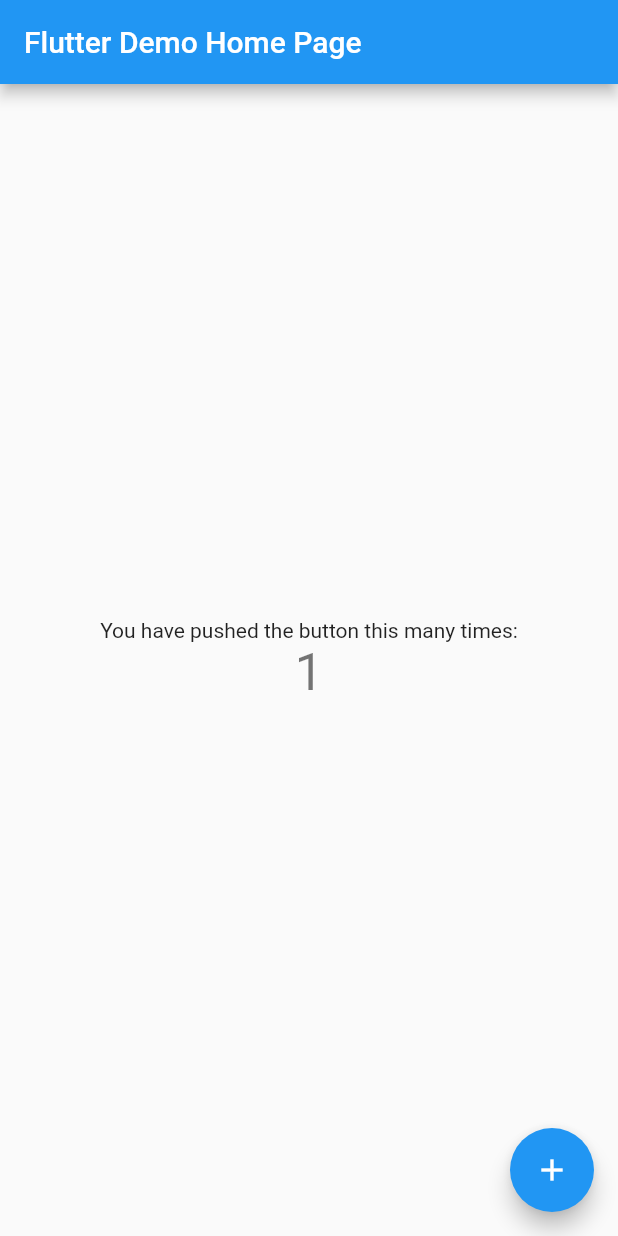
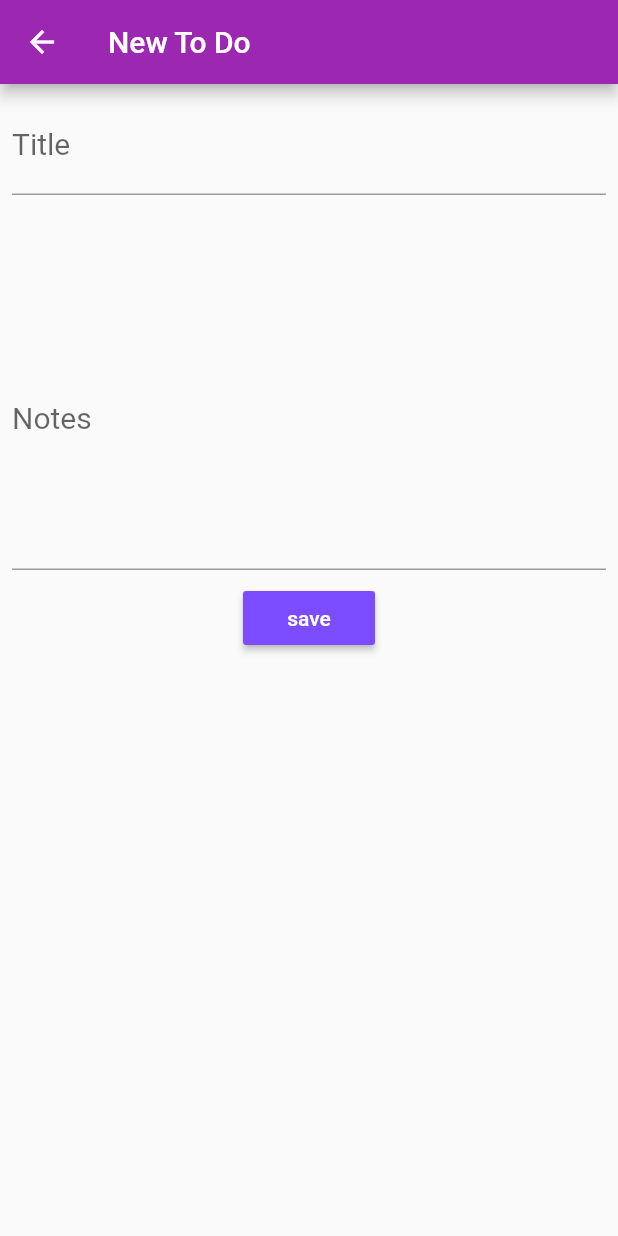
Before and after one commit to MohanDhakal/flutter-ncit-workshop, a Flutter app: the screen it shows after launch, after a tap on the "add" icon, on a phone screen of 412 x 824 dp. Run offline on Flutter 3.47's test engine with Material 2 defaults, Android fonts, the phone set to English and light mode, and no system bars.

```diff
--- a/lib/main.dart
+++ b/lib/main.dart
@@ -1,112 +1,16 @@
 import 'package:flutter/material.dart';
+import 'package:start_app/practice/demo.dart';
+import 'package:start_app/practice/home.dart';
+import 'package:start_app/random/homescreen.dart';
+import 'package:start_app/practice/write_post.dart';
 
-void main() => runApp(MyApp());
-
-class MyApp extends StatelessWidget {
-  // This widget is the root of your application.
-
-  @override
-  Widget build(BuildContext context) {
-    return MaterialApp(
-      title: 'Flutter Demo',
-      theme: ThemeData(
-        // This is the theme of your application.
-        //
-        // Try running your application with "flutter run". You'll see the
-        // application has a blue toolbar. Then, without quitting the app, try
-        // changing the primarySwatch below to Colors.green and then invoke
-        // "hot reload" (press "r" in the console where you ran "flutter run",
-        // or simply save your changes to "hot reload" in a Flutter IDE).
-        // Notice that the counter didn't reset back to zero; the application
-        // is not restarted.
-        primarySwatch: Colors.blue,
-      ),
-      home: MyHomePage(title: 'Flutter Demo Home Page'),
-    );
-  }
-}
-
-class MyHomePage extends StatefulWidget {
-  MyHomePage({Key key, this.title}) : super(key: key);
-
-  // This widget is the home page of your application. It is stateful, meaning
-  // that it has a State object (defined below) that contains fields that affect
-  // how it looks.
-
-  // This class is the configuration for the state. It holds the values (in this
-  // case the title) provided by the parent (in this case the App widget) and
-  // used by the build method of the State. Fields in a Widget subclass are
-  // always marked "final".
-
-  final String title;
-
-  @override
-  _MyHomePageState createState() => _MyHomePageState();
-}
-
-class _MyHomePageState extends State<MyHomePage> {
-  int _counter = 0;
-
-  void _incrementCounter() {
-    setState(() {
-      // This call to setState tells the Flutter framework that something has
-      // changed in this State, which causes it to rerun the build method below
-      // so that the display can reflect the updated values. If we changed
-      // _counter without calling setState(), then the build method would not be
-      // called again, and so nothing would appear to happen.
-      _counter++;
-    });
-  }
-
-  @override
-  Widget build(BuildContext context) {
-    // This method is rerun every time setState is called, for instance as done
-    // by the _incrementCounter method above.
-    //
-    // The Flutter framework has been optimized to make rerunning build methods
-    // fast, so that you can just rebuild anything that needs updating rather
-    // than having to individually change instances of widgets.
-    return Scaffold(
-      appBar: AppBar(
-        // Here we take the value from the MyHomePage object that was created by
-        // the App.build method, and use it to set our appbar title.
-        title: Text(widget.title),
-      ),
-      body: Center(
-        // Center is a layout widget. It takes a single child and positions it
-        // in the middle of the parent.
-        child: Column(
-          // Column is also a layout widget. It takes a list of children and
-          // arranges them vertically. By default, it sizes itself to fit its
-          // children horizontally, and tries to be as tall as its parent.
-          //
-          // Invoke "debug painting" (press "p" in the console, choose the
-          // "Toggle Debug Paint" action from the Flutter Inspector in Android
-          // Studio, or the "Toggle Debug Paint" command in Visual Studio Code)
-          // to see the wireframe for each widget.
-          //
-          // Column has various properties to control how it sizes itself and
-          // how it positions its children. Here we use mainAxisAlignment to
-          // center the children vertically; the main axis here is the vertical
-          // axis because Columns are vertical (the cross axis would be
-          // horizontal).
-          mainAxisAlignment: MainAxisAlignment.center,
-          children: <Widget>[
-            Text(
-              'You have pushed the button this many times:',
-            ),
-            Text(
-              '$_counter',
-              style: Theme.of(context).textTheme.display1,
-            ),
-          ],
-        ),
-      ),
-      floatingActionButton: FloatingActionButton(
-        onPressed: _incrementCounter,
-        tooltip: 'Increment',
-        child: Icon(Icons.add),
-      ), // This trailing comma makes auto-formatting nicer for build methods.
-    );
-  }
-}
+void main() => runApp(
+  MaterialApp(
+    title: "ToDo App",
+    theme: ThemeData(
+      primarySwatch: Colors.purple
+    ),
+    home: Home(),
+    debugShowCheckedModeBanner: false,
+  )
+);
--- a/lib/posts.dart
+++ /dev/null
@@ -1 +0,0 @@
-import 'package:flutter/material.dart';
--- /dev/null
+++ b/lib/practice/home.dart
@@ -0,0 +1,109 @@
+import 'package:flutter/material.dart';
+import 'package:start_app/practice/model.dart';
+import 'package:start_app/practice/write_post.dart';
+
+class Home extends StatefulWidget {
+  @override
+  _HomeState createState() => _HomeState();
+}
+
+class _HomeState extends State<Home> {
+  List items = List<Note>();
+  Note note;
+
+  @override
+  Widget build(BuildContext context) {
+    // TODO: implement build
+
+    return Scaffold(
+      appBar: AppBar(
+        title: Text("ToDo Lists"),
+      ),
+      body: _todolists(),
+      floatingActionButton: FloatingActionButton(
+        child: Icon(Icons.add),
+        tooltip: "Add or Edit",
+        onPressed: () async {
+          note = await Navigator.push(
+              context,
+              MaterialPageRoute(
+                  builder: (context) => Write(
+                        title: "New To Do",
+                        note: note,
+                      )));
+          setState(() {
+            items.add(note);
+          });
+        },
+      ),
+    );
+  }
+
+  Widget _todolists() {
+    if (items.isNotEmpty) {
+      return ListView.builder(
+        itemBuilder: (context, index) {
+          note = items.elementAt(index);
+          return ListTile(
+            title: Text(
+              note.title,
+              style: TextStyle(fontWeight: FontWeight.bold, fontSize: 20),
+            ),
+            subtitle: Text(note.body),
+            onTap: () async {
+              //TODO: edit this to enable editing later
+              _promptDialog(index);
+            },
+          );
+        },
+        itemCount: items.length,
+      );
+    } else
+      return Padding(
+        padding: const EdgeInsets.fromLTRB(0, 250, 0, 250),
+        child: Center(
+          child: Column(
+            children: <Widget>[
+              Text("No Items"),
+              Text(
+                "Please click button below to add one!",
+                style: TextStyle(color: Colors.red),
+              )
+            ],
+          ),
+        ),
+      );
+  }
+
+  void _removeItem(index) {
+    setState(() {
+      items.removeAt(index);
+    });
+  }
+
+  void _promptDialog(index) {
+    note = items[index];
+    showDialog(
+        context: context,
+        builder: (BuildContext context) {
+          return AlertDialog(
+            title: Text("Mark " + note.title + " as done"),
+            actions: <Widget>[
+              FlatButton(
+                  onPressed: () => Navigator.pop(context),
+                  child: Text("cancel")),
+              FlatButton(
+                onPressed: () {
+                  _removeItem(index);
+                  Navigator.pop(context);
+                },
+                child: Text(
+                  "Mark as done",
+                  style: TextStyle(color: Colors.red),
+                ),
+              )
+            ],
+          );
+        });
+  }
+}
--- /dev/null
+++ b/lib/practice/model.dart
@@ -0,0 +1,26 @@
+class Note {
+  String _title, _body;
+  int _id;
+
+  Note() {}
+
+  Note.name(this._title, this._body, this._id);
+
+  int get id => _id;
+
+  set id(int value) {
+    _id = value;
+  }
+
+  get body => _body;
+
+  set body(value) {
+    _body = value;
+  }
+
+  String get title => _title;
+
+  set title(String value) {
+    _title = value;
+  }
+}
--- /dev/null
+++ b/lib/practice/write_post.dart
@@ -0,0 +1,154 @@
+import 'package:flutter/material.dart';
+
+import 'model.dart';
+
+class Write extends StatefulWidget {
+  Write({Key key, this.title, this.note}) : super(key: key);
+
+  final String title;
+  final Note note;
+
+  @override
+  State<StatefulWidget> createState() {
+    // TODO: implement createState
+
+    return WriteState();
+  }
+}
+
+class WriteState extends State<Write> {
+
+
+  final _formKey = GlobalKey<FormState>();
+
+  Note note = Note();
+
+  final mytitleController = TextEditingController();
+  final mybodyController = TextEditingController();
+
+
+  @override
+  Widget build(BuildContext context) {
+    // TODO: implement build
+    return Scaffold(
+      appBar: AppBar(
+        title: Text(widget.title),
+      ),
+      body: Builder(
+        builder: (BuildContext context) {
+          return Center(
+            child: Form(
+              key: _formKey,
+              child: Container(
+                child: Column(
+                  crossAxisAlignment: CrossAxisAlignment.center,
+                  children: <Widget>[
+                    //title
+                    Padding(
+                      padding: const EdgeInsets.all(8.0),
+                      child: Container(
+                        height: 100,
+                        child: TextFormField(
+                          controller: mytitleController,
+                          decoration: InputDecoration(
+                            labelText: "Title",
+                            labelStyle: TextStyle(
+                              fontSize: 20,
+                            ),
+                            errorMaxLines: 2,
+                            hintText: "Please Enter the Title",
+                            hintStyle:
+                                TextStyle(fontSize: 20, color: Colors.black12),
+                          ),
+                          validator: (value) {
+                            if (value.isEmpty) {
+                              return "Please Enter some text";
+                            } else
+                              return null;
+                          },
+                        ),
+                      ),
+                    ),
+
+                    //body
+                    Padding(
+                      padding: const EdgeInsets.all(8.0),
+                      child: Container(
+                        height: 200,
+                        alignment: Alignment.center,
+                        child: TextFormField(
+                          controller: mybodyController,
+                          decoration: InputDecoration(
+                            labelText: "Notes",
+                            labelStyle: TextStyle(
+                              fontSize: 20,
+                            ),
+                            errorMaxLines: 2,
+                            hintText: "Please Enter the Message",
+                            hintStyle: TextStyle(
+                              fontSize: 20,
+                              color: Colors.black12,
+                            ),
+                          ),
+                          maxLines: 10,
+                          validator: (value) {
+                            if (value.isEmpty) {
+                              return "Please Enter some text";
+                            } else
+                              return null;
+                          },
+                        ),
+                      ),
+                    ),
+
+                    RaisedButton(
+                      color: Colors.deepPurpleAccent,
+                      onPressed: () {
+                        if (_formKey.currentState.validate()) {
+                          Note note = new Note();
+                          note.title = mytitleController.text;
+                          note.body = mybodyController.text;
+                          Navigator.pop(context, note);
+                        } else {
+                          Scaffold.of(context).showSnackBar(SnackBar(
+                            content: Text("Validation Error"),
+                          ));
+                        }
+                      },
+                      child: Text(
+                        "save",
+                        style: TextStyle(color: Colors.white),
+                      ),
+                    )
+                  ],
+                ),
+              ),
+            ),
+          );
+        },
+      ),
+    );
+  }
+
+  @override
+  void dispose() {
+    // Clean up the controller when the widget is disposed.
+    mytitleController.dispose();
+    mybodyController.dispose();
+    super.dispose();
+  }
+
+  @override
+  void initState() {
+    // TODO: implement initState
+    super.initState();
+    mytitleController.addListener(_updateValues);
+  }
+
+  _updateValues() {
+    setState(() {
+      note.title = mytitleController.text;
+      note.body = mybodyController.text;
+    });
+  }
+}
--- /dev/null
+++ b/lib/random/homescreen.dart
@@ -0,0 +1,127 @@
+import 'package:flutter/material.dart';
+import 'package:start_app/practice/write_post.dart';
+
+class TasksList extends StatefulWidget {
+  @override
+  _TasksListState createState() => _TasksListState();
+}
+
+class _TasksListState extends State<TasksList> {
+  List<String> auto_generated_list = [];
+
+  @override
+  Widget build(BuildContext context) {
+    // TODO: implement build
+
+    return MaterialApp(
+      theme: ThemeData(
+        primarySwatch: Colors.purple,
+      ),
+      home: Write(title:"Your To Do"),
+      debugShowCheckedModeBanner: false,
+    );
+  }
+
+
+
+  void _addToDoItem() {
+    setState(() {
+      int index = auto_generated_list.length;
+      auto_generated_list.add('Item ' + index.toString());
+    });
+  }
+
+
+  Widget AutoGeneratedToDO(String title) {
+    return (Scaffold(
+      appBar: AppBar(
+        title: Text(title),
+      ),
+      body: Center(
+        child: ListView.builder(itemBuilder: (context, index) {
+          if (index < auto_generated_list.length) {
+            return _buildTodoItem(auto_generated_list[index]);
+          } else return null;
+        }),
+      ),
+      floatingActionButton: FloatingActionButton(
+        onPressed: () {
+          _addToDoItem();
+        },
+        tooltip: "Add Item",
+        child: Icon(Icons.add),
+      ),
+    ));
+  }
+
+
+  Widget MyToDos(String title) {
+    List<ListItem> items = _generateList();
+
+    return (Scaffold(
+      appBar: AppBar(
+        title: Text(title),
+      ),
+      body: Center(
+        child: ListView.builder(
+            itemCount: items.length,
+            itemBuilder: (context, index) {
+              final item = items[index];
+              if (item is HeaderItem) {
+                return ListTile(
+                  title: Text(
+                    item.heading,
+                    style: Theme.of(context).textTheme.headline,
+                  ),
+                );
+              } else if (item is MessageItem) {
+                return ListTile(
+                  title: Text(item.sender),
+                  subtitle: Text(item.body),
+                );
+              } else
+                return ListTile(
+                  title:Text("No Items"),
+                  subtitle: Text("Please click the icon below to add an item"),
+                );
+            }),
+      ),
+      floatingActionButton: FloatingActionButton(
+        onPressed: () {
+          _addToDoItem();
+        },
+        tooltip: "Add Item",
+        child: Icon(Icons.add),
+      ),
+    ));
+  }
+
+  _generateList() {
+    final items = List<ListItem>.generate(
+      100,
+      (i) => i % 6 == 0
+          ? HeaderItem("Heading $i")
+          : MessageItem("Sender $i", "Message body $i"),
+    );
+    return items;
+  }
+
+  Widget _buildTodoItem(todoText) {
+    return new ListTile(title: new Text(todoText));
+  }
+}
+
+abstract class ListItem {}
+
+class HeaderItem implements ListItem {
+  final String heading;
+
+  HeaderItem(this.heading);
+}
+
+class MessageItem implements ListItem {
+  final String sender;
+  final String body;
+
+  MessageItem(this.sender, this.body);
+}
--- /dev/null
+++ b/lib/random/utils.dart
@@ -0,0 +1,5 @@
+
+
+class Utils {
+
+}
```
Also changed, not shown: lib/practice/demo.dart (added, +56 -0 lines), 1 other file.
